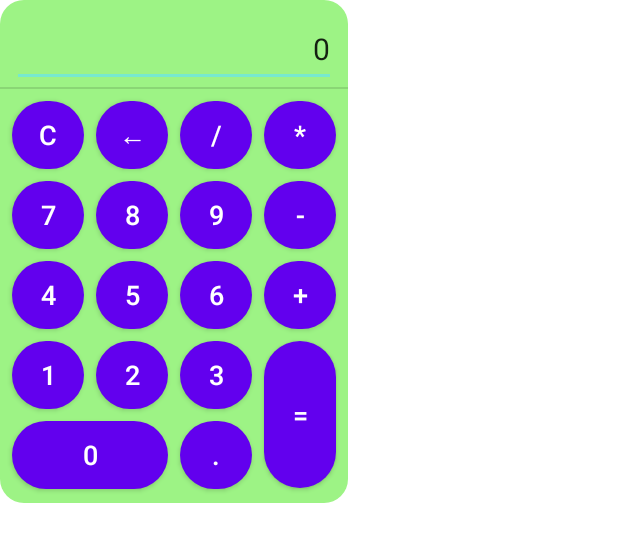
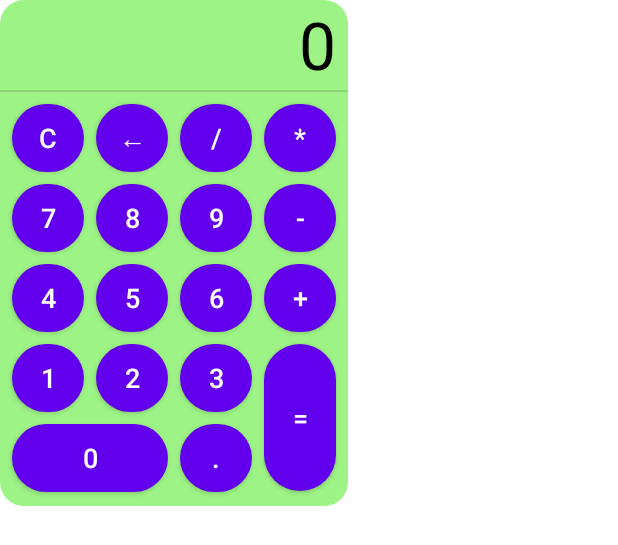
Before and after one commit to WhatTheBlock/FloatCalculator, an Android app: the layout calculator_view.xml on its own in the app's theme, with its tools: preview values and no code run, on a phone screen of 412 x 824 dp. Shown: the top 545 px of the screen. Run offline under Robolectric (Android 15) with nearby library versions, the phone set to English and light mode, and no system bars.

Commit message:
修改數字顯示物件

```diff
--- a/app/src/main/java/tw/wtb/floatcalculator/MainActivity.kt
+++ b/app/src/main/java/tw/wtb/floatcalculator/MainActivity.kt
@@ -3,7 +3,7 @@ package tw.wtb.floatcalculator
 import androidx.appcompat.app.AppCompatActivity
 import android.os.Bundle
 import android.view.Gravity
-import android.widget.EditText
+import android.widget.TextView
 import androidx.core.content.res.ResourcesCompat
 import com.hjq.permissions.OnPermissionCallback
 import com.hjq.permissions.Permission
@@ -50,7 +50,7 @@ class MainActivity : AppCompatActivity() {
             setContentView(R.layout.calculator_view)
             setDraggable(SpringDraggable())
             setOnClickListener(R.id.btnClear) { toastCalc, _ ->
-                toastCalc.findViewById<EditText>(R.id.result).setText("0")
+                toastCalc.findViewById<TextView>(R.id.tvResult).text = "0"
             }
         }
 
--- a/app/src/main/res/layout/calculator_view.xml
+++ b/app/src/main/res/layout/calculator_view.xml
@@ -3,35 +3,19 @@
     xmlns:app="http://schemas.android.com/apk/res-auto"
     xmlns:tools="http://schemas.android.com/tools"
     android:layout_width="232dp"
-    android:layout_height="335dp"
+    android:layout_height="337dp"
     android:background="@drawable/bg_calculator_view_rounded_corner"
-    android:backgroundTint="#9DF385">
-
-    <EditText
-        android:id="@+id/result"
-        android:layout_width="216dp"
-        android:layout_height="50dp"
-        android:layout_marginTop="8dp"
-        android:backgroundTint="#77E9CE"
-        android:ems="10"
-        android:inputType="numberSigned|number"
-        android:minHeight="48dp"
-        android:text="@string/et_clear"
-        android:textAlignment="textEnd"
-        android:textSize="20sp"
-        app:layout_constraintEnd_toEndOf="parent"
-        app:layout_constraintStart_toStartOf="parent"
-        app:layout_constraintTop_toTopOf="parent"
-        tools:ignore="Autofill,LabelFor,DuplicateSpeakableTextCheck" />
+    android:backgroundTint="@color/calculator_view_bg_color">
 
     <View
         android:id="@+id/divider"
         android:layout_width="0dp"
         android:layout_height="1dp"
+        android:layout_marginTop="60dp"
         android:background="?android:attr/listDivider"
         app:layout_constraintEnd_toEndOf="parent"
         app:layout_constraintStart_toStartOf="parent"
-        app:layout_constraintTop_toBottomOf="@+id/result" />
+        app:layout_constraintTop_toTopOf="parent" />
 
     <Button
         android:id="@+id/btn7"
@@ -41,7 +25,7 @@
         android:background="@drawable/bg_calculator_btn_rounded_corner"
         android:text="@string/btn_7"
         android:textSize="@dimen/btn_calculator_view_text_size"
-        app:layout_constraintStart_toStartOf="@+id/result"
+        app:layout_constraintStart_toStartOf="@+id/btnClear"
         app:layout_constraintTop_toBottomOf="@+id/btnDelete"
         tools:ignore="TouchTargetSizeCheck" />
 
@@ -244,7 +228,21 @@
         android:background="@drawable/bg_calculator_btn_fn_rounded_corner"
         android:text="@string/btn_clear"
         android:textSize="@dimen/btn_calculator_view_text_size"
-        app:layout_constraintStart_toStartOf="@+id/result"
+        app:layout_constraintStart_toStartOf="@+id/tvResult"
         app:layout_constraintTop_toBottomOf="@+id/divider"
         tools:ignore="TouchTargetSizeCheck" />
+
+    <TextView
+        android:id="@+id/tvResult"
+        android:layout_width="0dp"
+        android:layout_height="wrap_content"
+        android:layout_marginStart="8dp"
+        android:layout_marginEnd="8dp"
+        android:gravity="right|center_vertical"
+        android:text="@string/tv_clear"
+        android:textColor="@color/black"
+        android:textSize="44sp"
+        app:layout_constraintEnd_toEndOf="parent"
+        app:layout_constraintStart_toStartOf="parent"
+        app:layout_constraintTop_toTopOf="parent" />
 </androidx.constraintlayout.widget.ConstraintLayout>
--- a/app/src/main/res/values/colors.xml
+++ b/app/src/main/res/values/colors.xml
@@ -7,4 +7,5 @@
     <color name="teal_700">#FF018786</color>
     <color name="black">#FF000000</color>
     <color name="white">#FFFFFFFF</color>
+    <color name="calculator_view_bg_color">#FF9DF385</color>
 </resources>
--- a/app/src/main/res/values/strings.xml
+++ b/app/src/main/res/values/strings.xml
@@ -19,5 +19,5 @@
     <string name="btn_times">*</string>
     <string name="btn_equals">=</string>
     <string name="btn_delete">←</string>
-    <string name="et_clear">0</string>
+    <string name="tv_clear">0</string>
 </resources>
```
